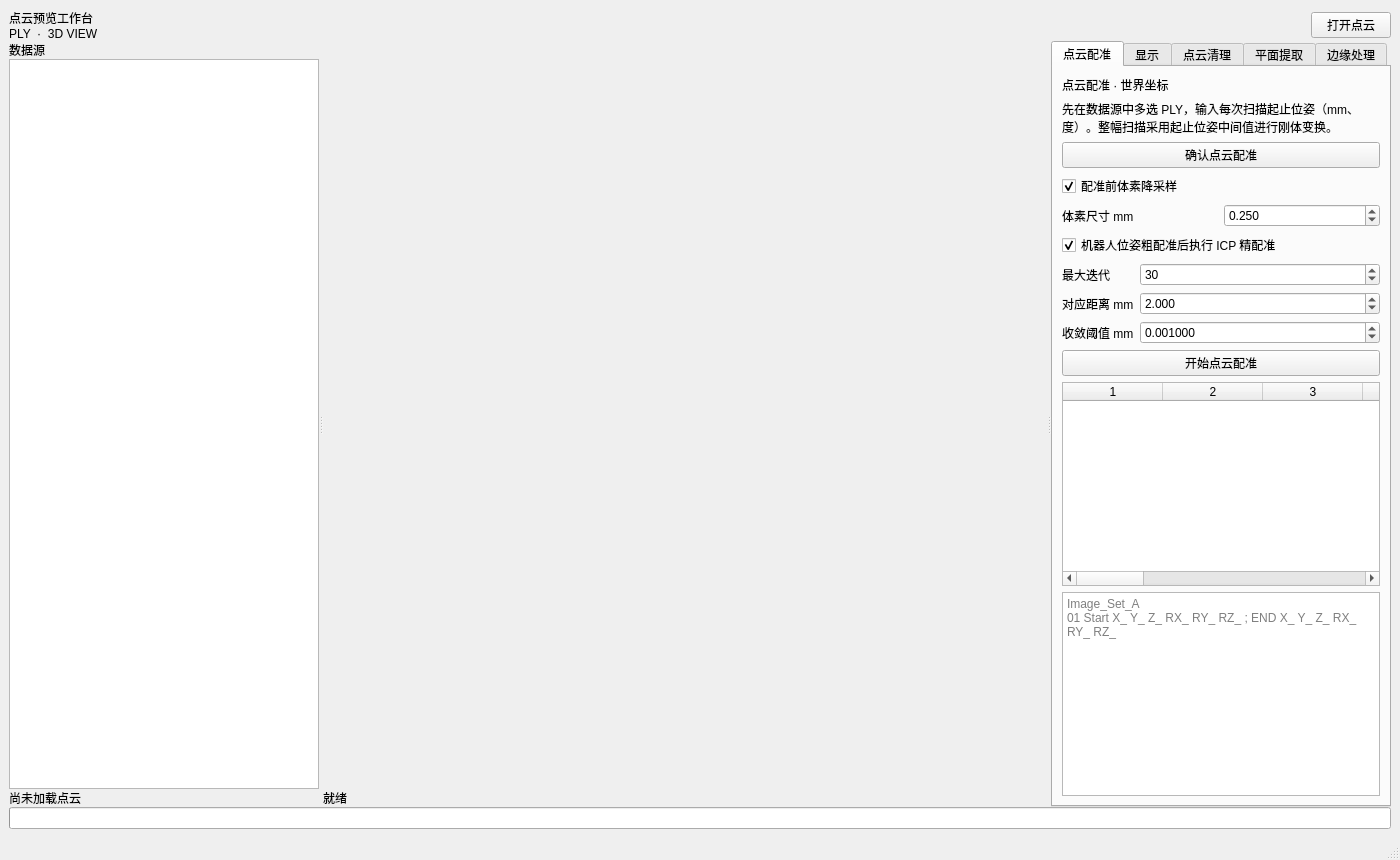
The window that mainwindow.ui (chenzhenjia/pointcloudsuite) describes before a commit, drawn with Qt 5.
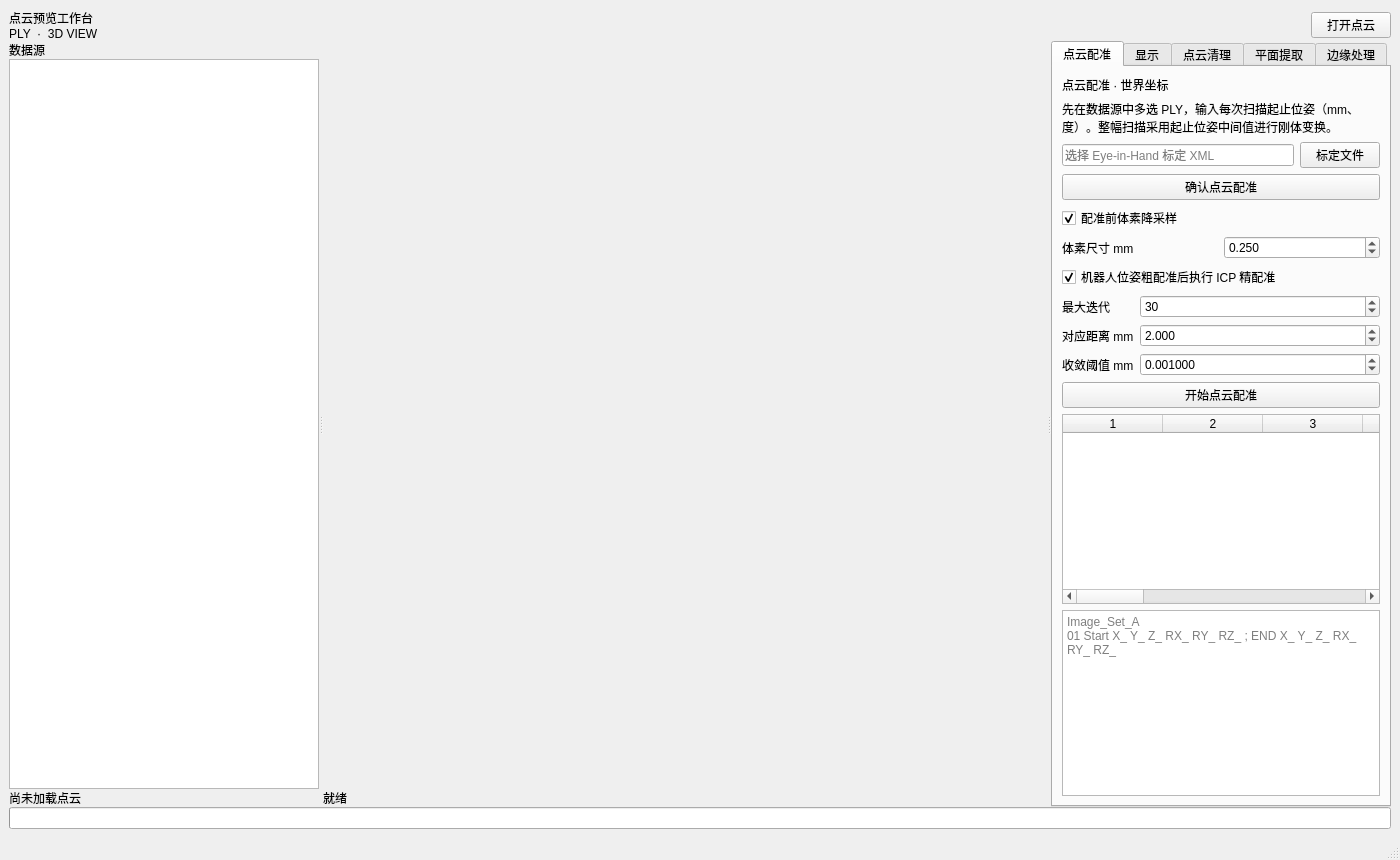
The same window after the commit.

Commit message: Integrate Eye-in-Hand calibration transform

What changed in the file:
```diff
--- a/mainwindow.ui
+++ b/mainwindow.ui
@@ -185,6 +185,7 @@
               </property>
              </widget>
             </item>
+            <item><layout class="QHBoxLayout" name="hbl_hand_eye_xml"><item><widget class="QLineEdit" name="le_hand_eye_xml"><property name="placeholderText"><string>选择 Eye-in-Hand 标定 XML</string></property></widget></item><item><widget class="QPushButton" name="btn_browse_hand_eye"><property name="text"><string>标定文件</string></property></widget></item></layout></item>
             <item>
              <widget class="QPushButton" name="btn_open_point_cloud">
               <property name="text">
```
The commit also changes 2 other files.
